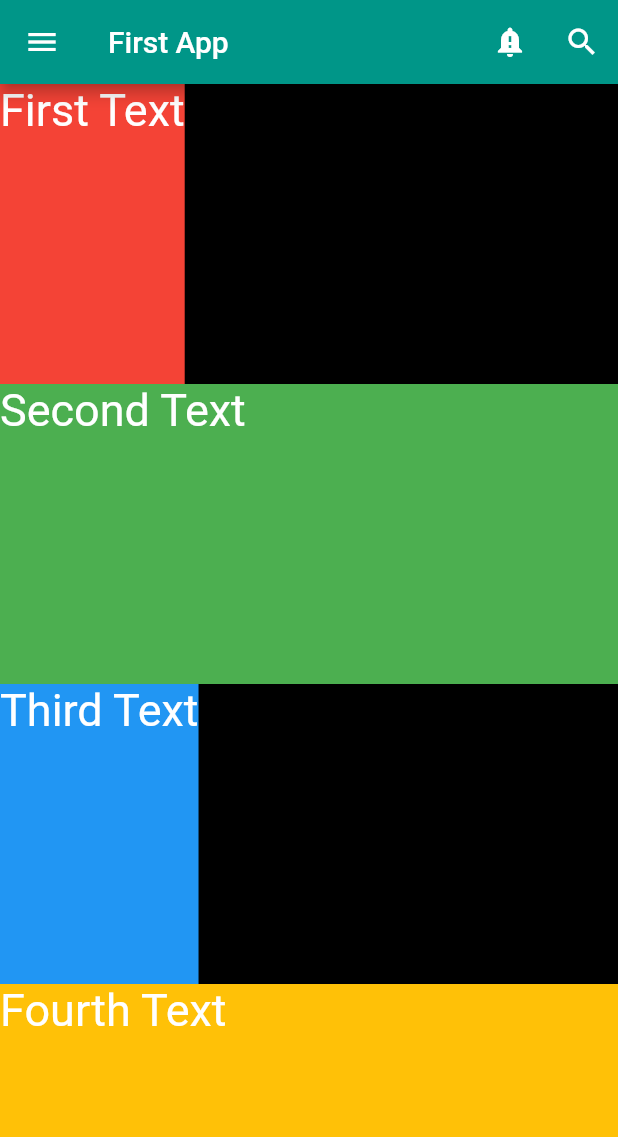
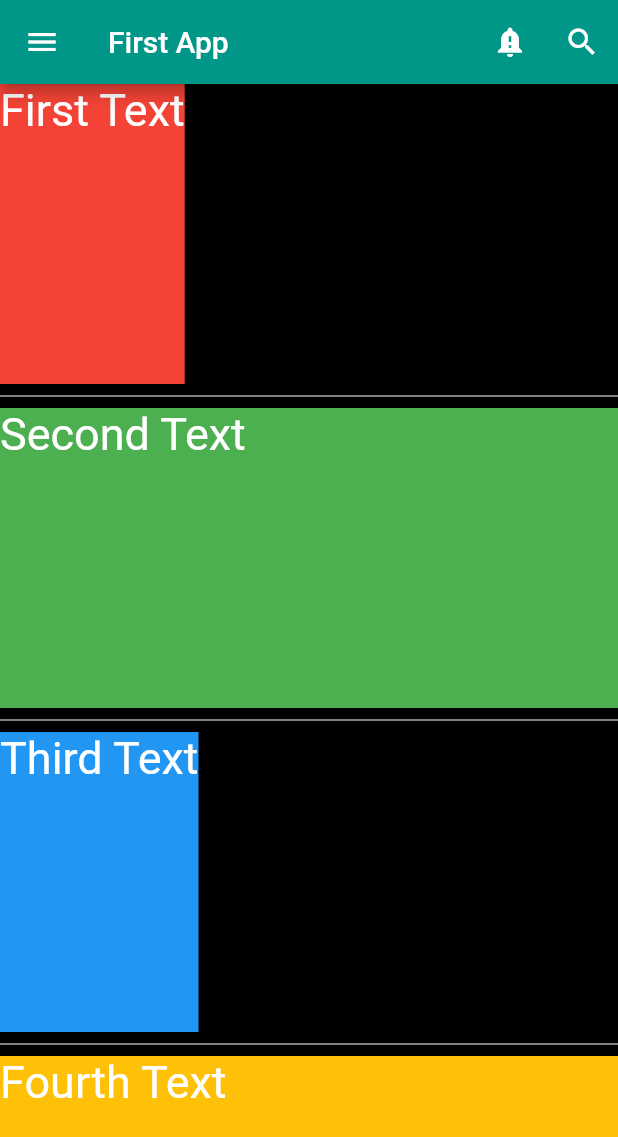
Before and after one commit to amrabdalfatah/Flutter_Course, a Flutter app: the screen it shows after launch, on a phone screen of 412 x 824 dp. Shown: the top 1137 px of the screen. Run offline on Flutter 3.47's test engine with Material 2 defaults, Android fonts, the phone set to English and light mode, and no system bars.

Commit message:
Add Divider

```diff
--- a/lib/home_screen.dart
+++ b/lib/home_screen.dart
@@ -49,6 +49,9 @@ class HomeScreen extends StatelessWidget {
                   ),
                 ),
               ),
+              Divider(
+                color: Colors.white,
+              ),
               Container(
                 height: 200,
                 color: Colors.green,
@@ -61,6 +64,9 @@ class HomeScreen extends StatelessWidget {
                   ),
                 ),
               ),
+              Divider(
+                color: Colors.white,
+              ),
               Container(
                 height: 200,
                 color: Colors.blue,
@@ -71,6 +77,9 @@ class HomeScreen extends StatelessWidget {
                     fontSize: 30,
                   ),
                 ),
+              ),
+              Divider(
+                color: Colors.white,
               ),
               Container(
                 height: 200,
```
